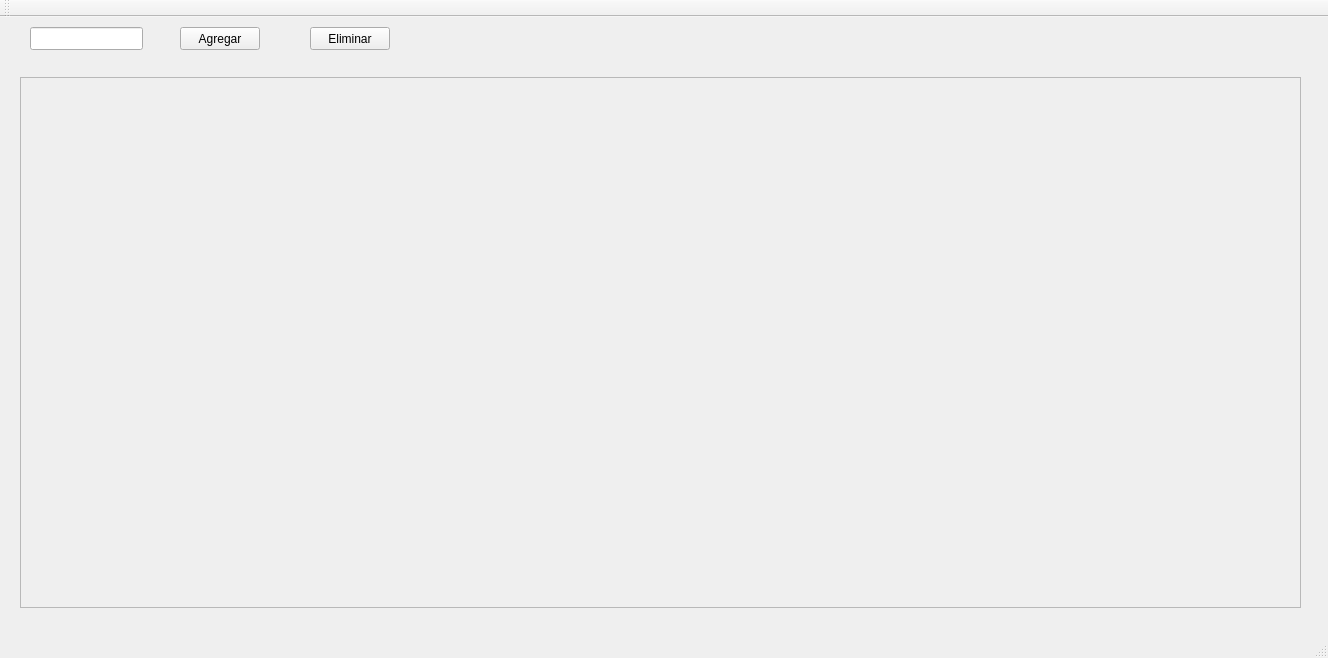
SergioFerrer9/EDD_200915305, file Practica1_200915305/mainwindow.ui: the form before one commit.
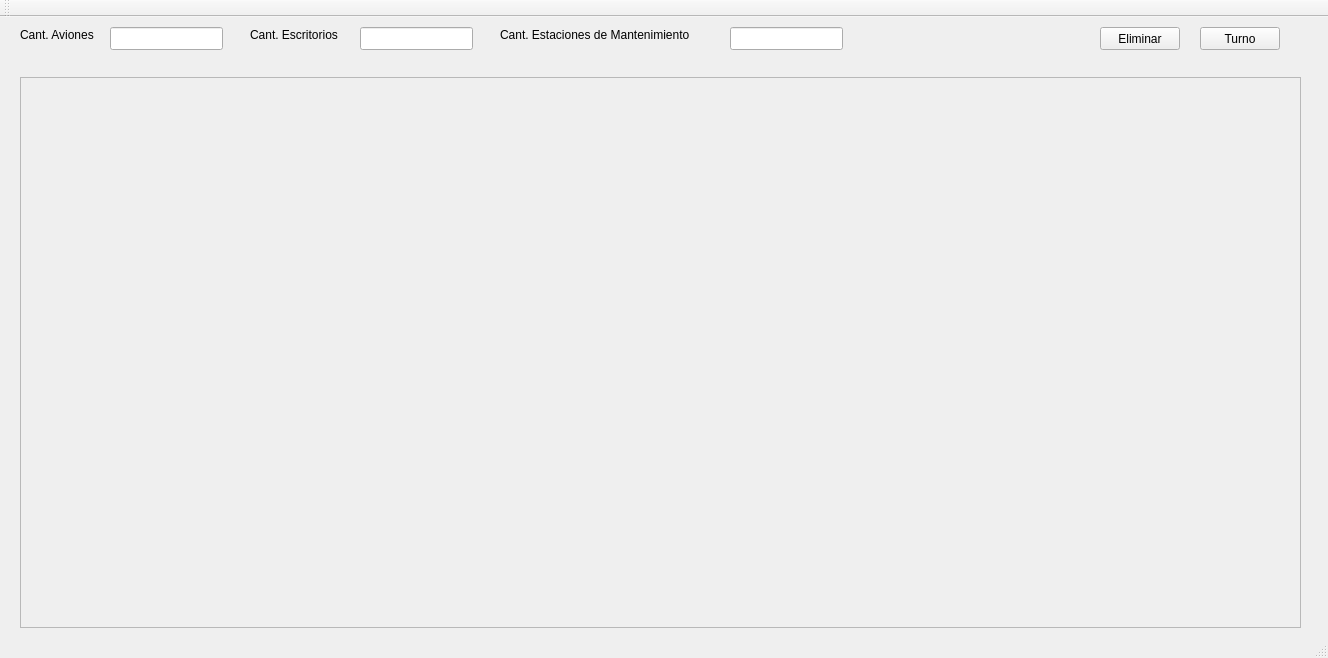
The form after the commit.

Commit message: Probabilidades de los Aviones

What changed in the file:
```diff
--- a/Practica1_200915305/mainwindow.ui
+++ b/Practica1_200915305/mainwindow.ui
@@ -17,30 +17,17 @@
    <widget class="QLineEdit" name="lineEdit">
     <property name="geometry">
      <rect>
-      <x>30</x>
+      <x>110</x>
       <y>10</y>
       <width>113</width>
       <height>23</height>
      </rect>
     </property>
    </widget>
-   <widget class="QPushButton" name="pushButton">
-    <property name="geometry">
-     <rect>
-      <x>180</x>
-      <y>10</y>
-      <width>80</width>
-      <height>23</height>
-     </rect>
-    </property>
-    <property name="text">
-     <string>Agregar</string>
-    </property>
-   </widget>
    <widget class="QPushButton" name="pushButton_2">
     <property name="geometry">
      <rect>
-      <x>310</x>
+      <x>1100</x>
       <y>10</y>
       <width>80</width>
       <height>23</height>
@@ -56,7 +43,7 @@
       <x>20</x>
       <y>60</y>
       <width>1281</width>
-      <height>531</height>
+      <height>551</height>
      </rect>
     </property>
     <property name="widgetResizable">
@@ -68,7 +55,7 @@
        <x>0</x>
        <y>0</y>
        <width>1279</width>
-       <height>529</height>
+       <height>549</height>
       </rect>
      </property>
      <layout class="QGridLayout" name="gridLayout">
@@ -82,6 +69,78 @@
      </layout>
     </widget>
    </widget>
+   <widget class="QPushButton" name="pushButton_3">
+    <property name="geometry">
+     <rect>
+      <x>1200</x>
+      <y>10</y>
+      <width>80</width>
+      <height>23</height>
+     </rect>
+    </property>
+    <property name="text">
+     <string>Turno</string>
+    </property>
+   </widget>
+   <widget class="QLabel" name="label_3">
+    <property name="geometry">
+     <rect>
+      <x>20</x>
+      <y>10</y>
+      <width>91</width>
+      <height>16</height>
+     </rect>
+    </property>
+    <property name="text">
+     <string>Cant. Aviones</string>
+    </property>
+   </widget>
+   <widget class="QLabel" name="label_4">
+    <property name="geometry">
+     <rect>
+      <x>250</x>
+      <y>10</y>
+      <width>101</width>
+      <height>16</height>
+     </rect>
+    </property>
+    <property name="text">
+     <string>Cant. Escritorios</string>
+    </property>
+   </widget>
+   <widget class="QLineEdit" name="lineEdit_2">
+    <property name="geometry">
+     <rect>
+      <x>360</x>
+      <y>10</y>
+      <width>113</width>
+      <height>23</height>
+     </rect>
+    </property>
+   </widget>
+   <widget class="QLineEdit" name="lineEdit_3">
+    <property name="geometry">
+     <rect>
+      <x>730</x>
+      <y>10</y>
+      <width>113</width>
+      <height>23</height>
+     </rect>
+    </property>
+   </widget>
+   <widget class="QLabel" name="label_5">
+    <property name="geometry">
+     <rect>
+      <x>500</x>
+      <y>10</y>
+      <width>241</width>
+      <height>16</height>
+     </rect>
+    </property>
+    <property name="text">
+     <string>Cant. Estaciones de Mantenimiento</string>
+    </property>
+   </widget>
   </widget>
   <widget class="QMenuBar" name="menuBar">
    <property name="geometry">
```
The commit also changes 12 other files.
